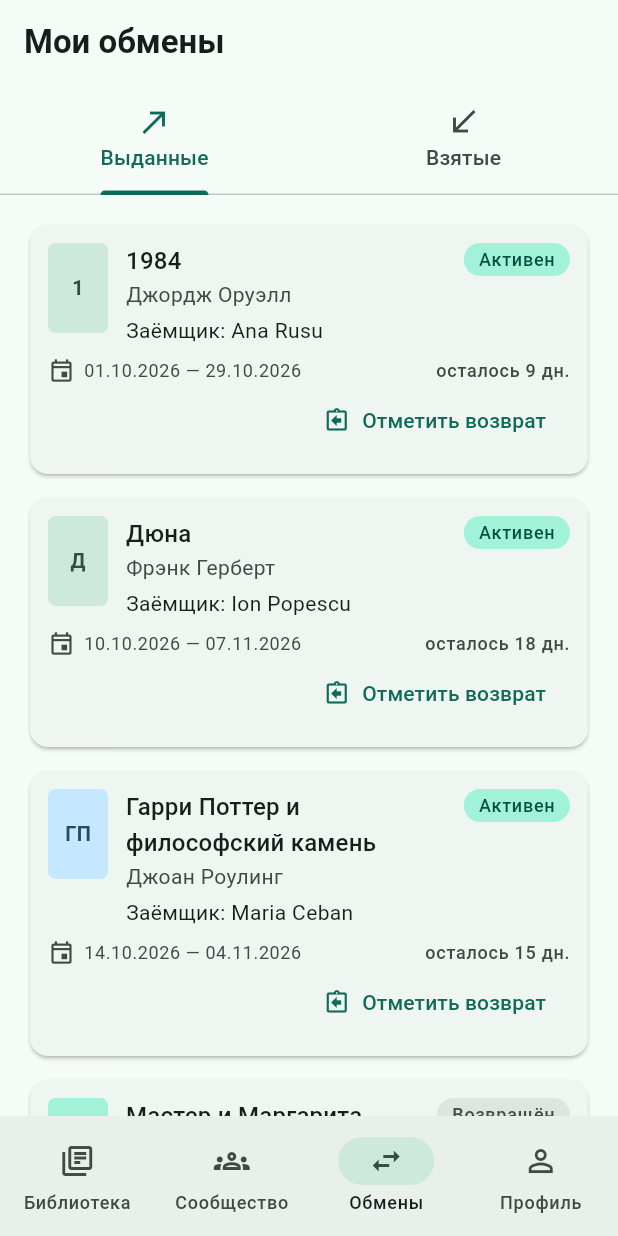
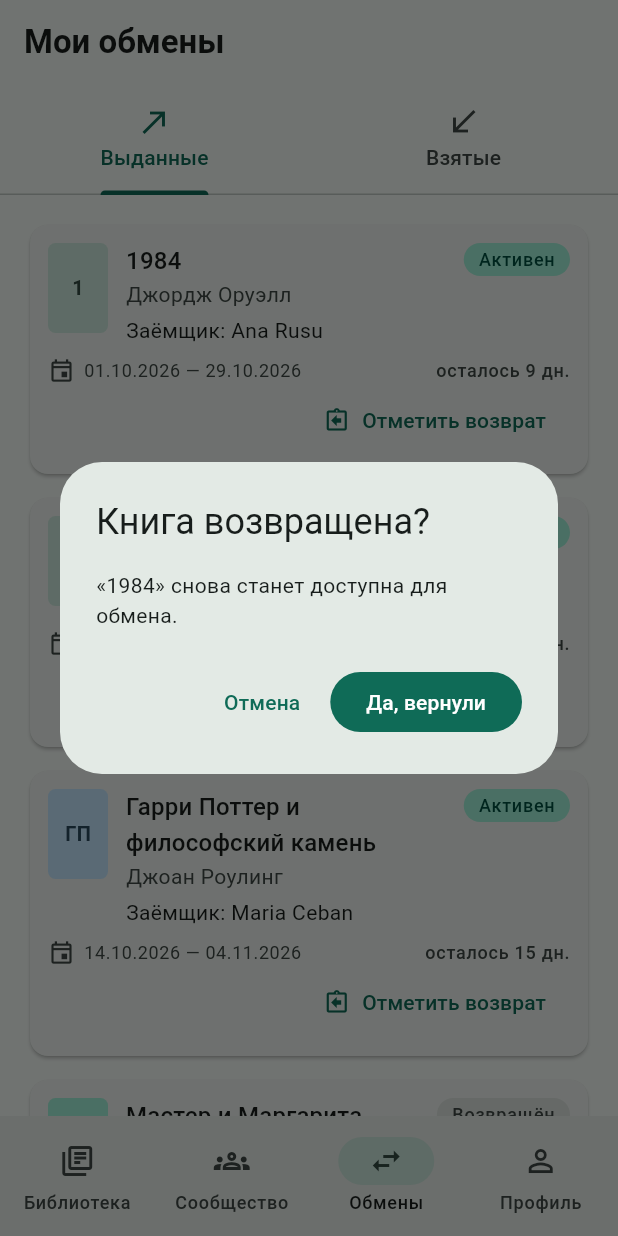
Before and after one commit to BiTeRios/booknest, a Flutter app: the LoansScreen screen opened by its route, after a tap on "Отметить возврат", on a phone screen of 412 x 824 dp. Run offline on Flutter 3.47's test engine with Material 3 defaults, Android fonts, the phone set to English and light mode, and no system bars; our stand-ins replace go_router.

Commit message:
L3: диалоги подтверждения (выход, удаление книги, возврат) и SnackBar после действий

```diff
--- a/lib/screens/loans_screen.dart
+++ b/lib/screens/loans_screen.dart
@@ -1,7 +1,23 @@
 import 'package:flutter/material.dart';
 
 import '../data/mock_data.dart';
+import '../widgets/confirm_dialog.dart';
 import '../widgets/loan_tile.dart';
+
+/// Возврат закрывает обмен — подтверждение через диалог, затем SnackBar.
+/// Реальная смена статуса обмена и книги появится на L4.
+Future<void> _markReturned(BuildContext context, Loan loan) async {
+  final ok = await showConfirmDialog(
+    context,
+    title: 'Книга возвращена?',
+    message: '«${loan.bookTitle}» снова станет доступна для обмена.',
+    confirmLabel: 'Да, вернули',
+  );
+  if (!ok || !context.mounted) return;
+  ScaffoldMessenger.of(context).showSnackBar(
+    SnackBar(content: Text('Возврат отмечен: «${loan.bookTitle}»')),
+  );
+}
 
 /// «Мои обмены»: выданные мной и взятые мной книги со сроками возврата.
 class LoansScreen extends StatelessWidget {
@@ -52,7 +68,7 @@ class _LoanList extends StatelessWidget {
           // возврат отмечает владелец, и только у активного обмена
           action: lent && loan.status == LoanStatus.active
               ? TextButton.icon(
-                  onPressed: () {},
+                  onPressed: () => _markReturned(context, loan),
                   icon: const Icon(Icons.assignment_return_outlined),
                   label: const Text('Отметить возврат'),
                 )
--- /dev/null
+++ b/lib/widgets/confirm_dialog.dart
@@ -0,0 +1,32 @@
+import 'package:flutter/material.dart';
+
+/// Диалог подтверждения: «просишь решение — диалог с await».
+/// Возвращает true, только если пользователь нажал кнопку подтверждения.
+Future<bool> showConfirmDialog(
+  BuildContext context, {
+  required String title,
+  String? message,
+  required String confirmLabel,
+}) async {
+  final ok = await showDialog<bool>(
+    context: context,
+    // Закрываем через dialogCtx: под вложенными навигаторами вкладок
+    // pop на context-е экрана закрыл бы не диалог, а что-то другое.
+    builder: (dialogCtx) => AlertDialog(
+      title: Text(title),
+      content: message == null ? null : Text(message),
+      actions: [
+        TextButton(
+          onPressed: () => Navigator.pop(dialogCtx, false),
+          child: const Text('Отмена'),
+        ),
+        FilledButton(
+          onPressed: () => Navigator.pop(dialogCtx, true),
+          child: Text(confirmLabel),
+        ),
+      ],
+    ),
+  );
+  // Диалог, закрытый мимо кнопок (тап по фону, «назад»), даёт null — это «нет».
+  return ok == true;
+}
```
Also changed, not shown: lib/screens/book_detail_screen.dart (+17 -1 lines), lib/screens/profile_screen.dart (+17 -1 lines).
